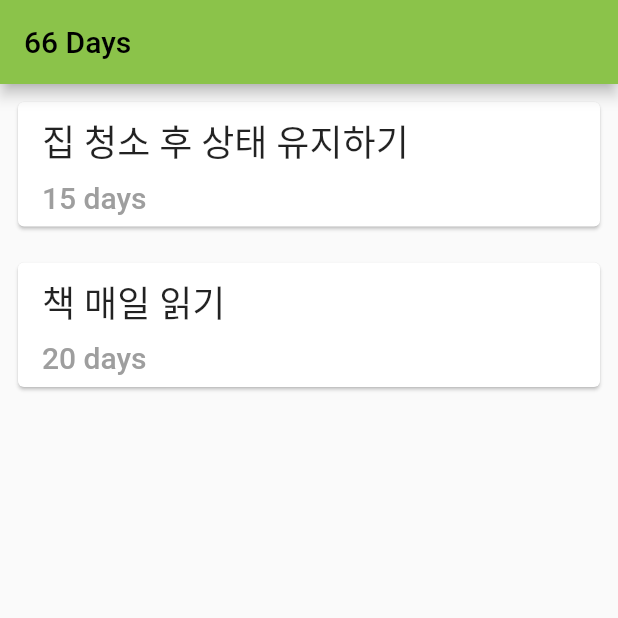
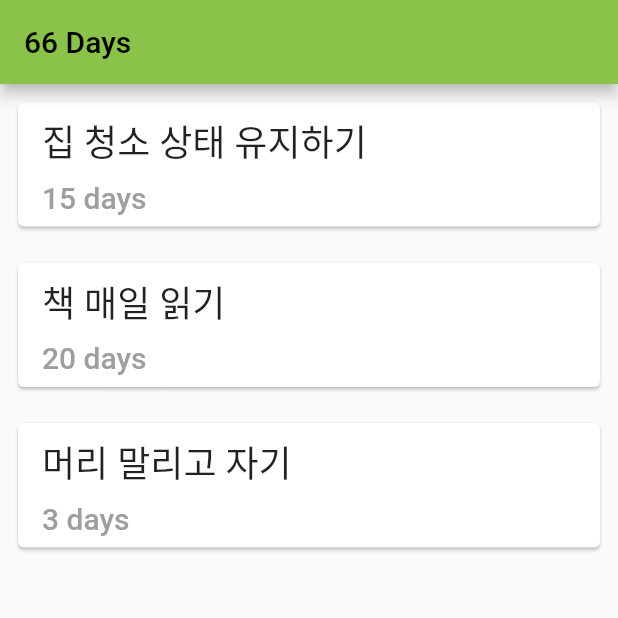
Before and after one commit to yeonkims/just_66, a Flutter app: the screen it shows after launch, on a phone screen of 412 x 824 dp, the top half of it. Run offline on Flutter 3.47's test engine with Material 2 defaults, Android fonts, the phone set to English and light mode, and no system bars.

Commit message:
Refactoring using List<Habit>

```diff
--- a/lib/habit_list_page.dart
+++ b/lib/habit_list_page.dart
@@ -4,15 +4,18 @@ import 'habit.dart';
 import 'habit_widget.dart';
 
 class HabitListPage extends StatelessWidget {
-  const HabitListPage({Key? key}) : super(key: key);
+  HabitListPage({Key? key}) : super(key: key);
+
+  final List<Habit> habits = [
+    Habit(title: "집 청소 상태 유지하기", days: 15),
+    Habit(title: "책 매일 읽기", days: 20),
+    Habit(title: "머리 말리고 자기", days: 3),
+  ];
 
   @override
   Widget build(BuildContext context) {
-    return ListView(
-      children: [
-        HabitWidget(habit: Habit(title: "집 청소 후 상태 유지하기", days: 15)),
-        HabitWidget(habit: Habit(title: "책 매일 읽기", days: 20)),
-      ],
-    );
+    return ListView.builder(
+        itemCount: habits.length,
+        itemBuilder: (context, index) => HabitWidget(habit: habits[index]));
   }
 }
--- a/lib/main_app_bar.dart
+++ b/lib/main_app_bar.dart
@@ -17,7 +17,7 @@ class _MainAppBarState extends State<MainAppBar> {
       appBar: AppBar(
         title: const Text("66 Days"),
       ),
-      body: const HabitListPage(),
+      body: HabitListPage(),
     );
   }
 }
```
